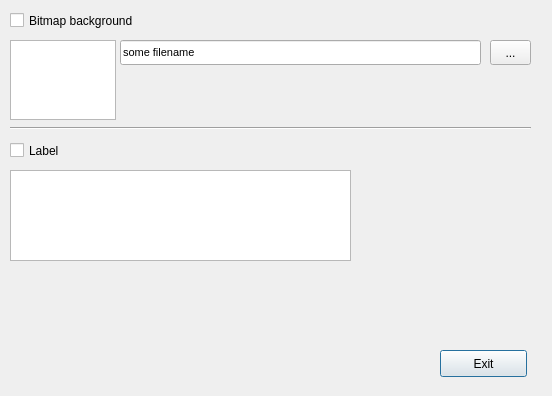
Above: wndMain.ui from tobiaspetschke/imgen before the change. Below: the same form after it.
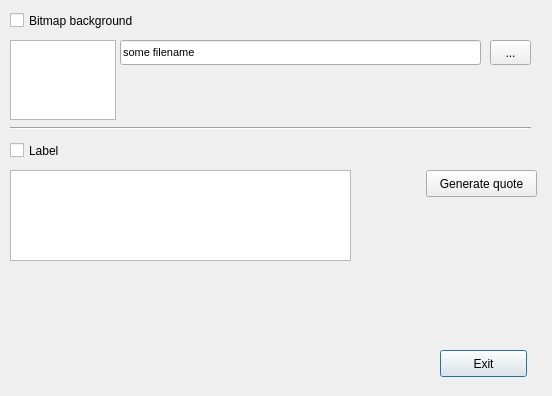
That is the form after the change.

Diff of the .ui file:
```diff
--- a/wndMain.ui
+++ b/wndMain.ui
@@ -144,6 +144,19 @@
      </rect>
     </property>
    </widget>
+   <widget class="QPushButton" name="btnGetQuote">
+    <property name="geometry">
+     <rect>
+      <x>426</x>
+      <y>170</y>
+      <width>111</width>
+      <height>27</height>
+     </rect>
+    </property>
+    <property name="text">
+     <string>Generate quote</string>
+    </property>
+   </widget>
   </widget>
  </widget>
  <resources/>
```
